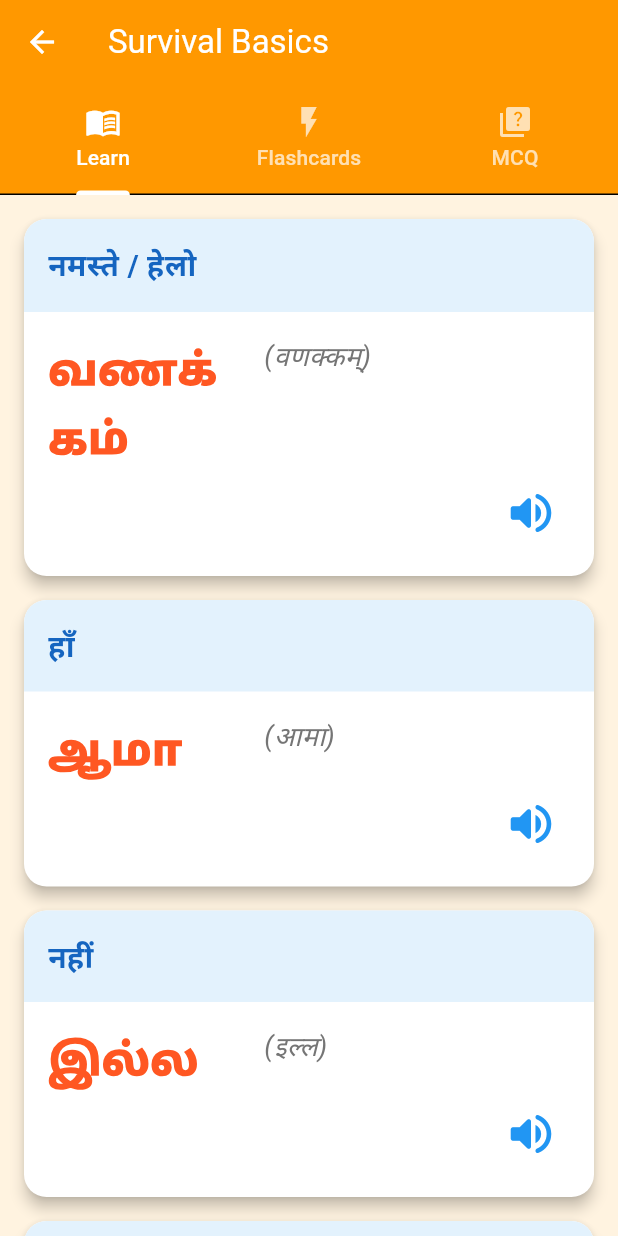
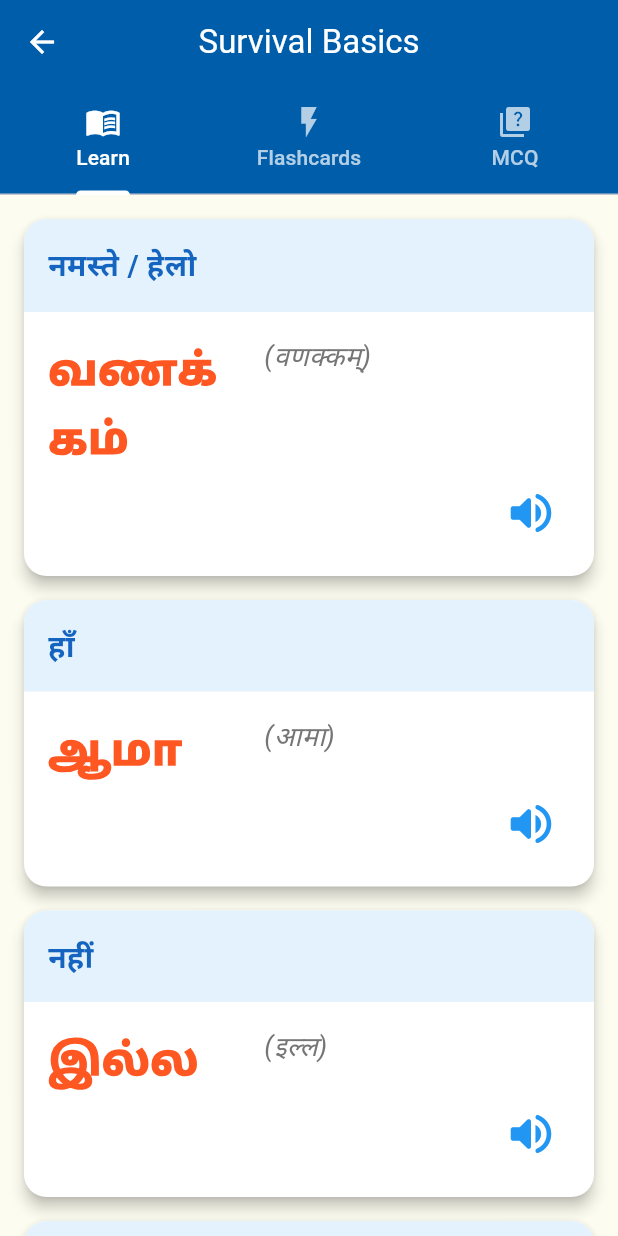
Before and after one commit to pranavm1502/tamil_via_hindi, a Flutter app: the screen it shows after launch, after a tap on "Survival Basics", on a phone screen of 412 x 824 dp. Run offline on Flutter 3.47's test engine with Material 3 defaults, Android fonts, the phone set to English and light mode, and no system bars; our stand-ins replace audioplayers, confetti, flutter_tts, shared_preferences.

```diff
--- a/tamil_setu/lib/main.dart
+++ b/tamil_setu/lib/main.dart
@@ -2,24 +2,24 @@ import 'package:flutter/material.dart';
 import 'package:provider/provider.dart';
 import 'providers/progress_provider.dart';
 import 'providers/theme_provider.dart';
-import 'providers/content_provider.dart'; // 1. Add this import
+import 'providers/content_provider.dart';
 import 'screens/dashboard_screen.dart';
+import 'theme.dart'; // 1. Import your newly created theme file
 
 void main() async {
-  // 1. Ensure Flutter bindings are initialized
+  // Ensure Flutter bindings are initialized for async data loading
   WidgetsFlutterBinding.ensureInitialized();
 
-  // 2. Initialize ALL providers
+  // Initialize providers
   final progressProvider = ProgressProvider();
   final themeProvider = ThemeProvider();
-  final contentProvider = ContentProvider(); // New instance
+  final contentProvider = ContentProvider();
 
-  // 3. Load ALL persistent data before the app starts
+  // Load persistent data (Progress, Themes, and Lesson Content) before the app starts
   await Future.wait([
     progressProvider.loadProgress(),
     themeProvider.initialize(),
-    contentProvider
-        .loadContent(), // Load JSON here to prevent loading spinners later
+    contentProvider.loadContent(),
   ]);
 
   runApp(
@@ -27,8 +27,7 @@ void main() async {
       providers: [
         ChangeNotifierProvider.value(value: progressProvider),
         ChangeNotifierProvider.value(value: themeProvider),
-        ChangeNotifierProvider.value(
-            value: contentProvider), // Register it here
+        ChangeNotifierProvider.value(value: contentProvider),
       ],
       child: const TamilSetuApp(),
     ),
@@ -40,15 +39,22 @@ class TamilSetuApp extends StatelessWidget {
 
   @override
   Widget build(BuildContext context) {
+    // We use a Consumer here to rebuild the app when the user toggles Light/Dark mode
     return Consumer<ThemeProvider>(
       builder: (context, themeProvider, child) {
         return MaterialApp(
           title: 'Tamil Setu',
           debugShowCheckedModeBanner: false,
-          theme: ThemeProvider
-              .lightTheme, // Ensure these getters exist in your ThemeProvider
-          darkTheme: ThemeProvider.darkTheme,
-          themeMode: themeProvider.themeMode,
+
+          // 2. Apply your custom Peacock-inspired light theme
+          theme: PeacockTheme.lightTheme,
+
+          // 3. Apply your custom Peacock-inspired dark theme
+          darkTheme: PeacockTheme.darkTheme,
+
+          // 4. Use the state from your ThemeProvider to decide which theme to show
+          themeMode: themeProvider.isDarkMode ? ThemeMode.dark : ThemeMode.light,
+
           home: const DashboardScreen(),
         );
       },
--- a/tamil_setu/lib/screens/dashboard_screen.dart
+++ b/tamil_setu/lib/screens/dashboard_screen.dart
@@ -38,7 +38,7 @@ class DashboardScreen extends StatelessWidget {
               children: [
                 const Padding(
                   padding: EdgeInsets.fromLTRB(16, 20, 16, 0),
-                  child: PeacockMascot(message: "नमस्ते! आज तमिल सीखते हैं?"),
+                  child: PeacockMascot(message: 'नमस्ते! आज तमिल सीखते हैं?'),
                 ),
                 _ProgressHeader(totalLessons: contentProvider.lessons.length),
                 Expanded(
--- a/tamil_setu/lib/screens/multiple_choice_quiz.dart
+++ b/tamil_setu/lib/screens/multiple_choice_quiz.dart
@@ -111,7 +111,7 @@ class _MultipleChoiceQuizState extends State<MultipleChoiceQuiz> {
             mainAxisSize: MainAxisSize.min,
             children: [
               PeacockMascot(
-                message: percentage >= 80 ? "Quiz Complete! शानदार!" : "Good attempt! और अभ्यास करें!",
+                message: percentage >= 80 ? 'Quiz Complete! शानदार!' : 'Good attempt! और अभ्यास करें!',
                 state: percentage >= 80 ? MascotState.celebrate : MascotState.confused,
               ),
               const SizedBox(height: 20),
--- /dev/null
+++ b/tamil_setu/lib/theme.dart
@@ -0,0 +1,64 @@
+import 'package:flutter/material.dart';
+
+class PeacockTheme {
+  // Peacock-inspired color palette
+  static const Color peacockBlue = Color(0xFF005DAA);
+  static const Color peacockGreen = Color(0xFF00A896);
+  static const Color deepTeal = Color(0xFF028090);
+  static const Color vibrantOrange = Color(0xFFF4A261); // For progress & highlights
+  static const Color softCream = Color(0xFFFDFCF0); // For light mode background
+
+  static ThemeData get lightTheme {
+    return ThemeData(
+      useMaterial3: true,
+      colorScheme: ColorScheme.fromSeed(
+        seedColor: peacockBlue,
+        primary: peacockBlue,
+        secondary: peacockGreen,
+        surface: softCream,
+      ),
+      appBarTheme: const AppBarTheme(
+        backgroundColor: peacockBlue,
+        foregroundColor: Colors.white,
+        centerTitle: true,
+        elevation: 0,
+      ),
+      // FIX: Using 'const' and ensuring standard Material 3 parameters
+      cardTheme: CardTheme(
+        color: Colors.white,
+        elevation: 2,
+        margin: const EdgeInsets.symmetric(vertical: 8, horizontal: 0),
+        shape: RoundedRectangleBorder(borderRadius: BorderRadius.circular(16)),
+      ),
+      filledButtonTheme: FilledButtonThemeData(
+        style: FilledButton.styleFrom(
+          backgroundColor: peacockBlue,
+          foregroundColor: Colors.white,
+          shape: RoundedRectangleBorder(borderRadius: BorderRadius.circular(12)),
+          padding: const EdgeInsets.symmetric(vertical: 16, horizontal: 24),
+        ),
+      ),
+      progressIndicatorTheme: const ProgressIndicatorThemeData(
+        color: vibrantOrange,
+        linearTrackColor: Color(0xFFE0E0E0),
+      ),
+    );
+  }
+
+  static ThemeData get darkTheme {
+    return ThemeData(
+      useMaterial3: true,
+      brightness: Brightness.dark,
+      colorScheme: ColorScheme.fromSeed(
+        brightness: Brightness.dark,
+        seedColor: peacockGreen,
+        primary: peacockGreen,
+        secondary: peacockBlue,
+      ),
+      appBarTheme: const AppBarTheme(
+        backgroundColor: Color(0xFF1A1A1A),
+        foregroundColor: Colors.white,
+      ),
+    );
+  }
+}
--- a/tamil_setu/lib/widgets/peacock_mascot.dart
+++ b/tamil_setu/lib/widgets/peacock_mascot.dart
@@ -6,7 +6,11 @@ class PeacockMascot extends StatelessWidget {
   final String message;
   final MascotState state;
 
-  const PeacockMascot({super.key, required this.message, this.state = MascotState.guide});
+  const PeacockMascot({
+    super.key,
+    required this.message,
+    this.state = MascotState.guide
+  });
 
   @override
   Widget build(BuildContext context) {
@@ -22,25 +26,40 @@ class PeacockMascot extends StatelessWidget {
         assetPath = 'assets/images/peacock_guide.png';
     }
 
-    return Row(
+    // TweenAnimationBuilder handles the "Pop-in" animation automatically
+    return TweenAnimationBuilder<double>(
+      tween: Tween<double>(begin: 0.0, end: 1.0),
+      duration: const Duration(milliseconds: 600),
+      curve: Curves.easeOutBack, // Gives it a little "bounce"
+      builder: (context, value, child) {
+        return Opacity(
+          opacity: value,
+          child: Transform.translate(
+            offset: Offset(0, 20 * (1 - value)), // Slides up by 20 pixels
+            child: child,
+          ),
+        );
+      },
+      child: Row(
         mainAxisSize: MainAxisSize.min,
         crossAxisAlignment: CrossAxisAlignment.end,
         children: [
+          // Dynamic Speech Bubble
           Flexible(
             child: Container(
-            padding: const EdgeInsets.symmetric(horizontal: 16, vertical: 10),
+              padding: const EdgeInsets.symmetric(horizontal: 16, vertical: 12),
               decoration: BoxDecoration(
                 color: Theme.of(context).cardColor,
                 borderRadius: const BorderRadius.only(
-                topLeft: Radius.circular(15),
-                topRight: Radius.circular(15),
-                bottomLeft: Radius.circular(15),
+                  topLeft: Radius.circular(18),
+                  topRight: Radius.circular(18),
+                  bottomLeft: Radius.circular(18),
                 ),
                 boxShadow: [
                   BoxShadow(
                     color: Colors.black.withAlpha(20),
-                  blurRadius: 5,
-                  offset: const Offset(0, 2),
+                    blurRadius: 8,
+                    offset: const Offset(0, 3),
                   )
                 ],
               ),
@@ -48,19 +67,22 @@ class PeacockMascot extends StatelessWidget {
                 message,
                 style: const TextStyle(
                   fontWeight: FontWeight.bold,
-                fontSize: 14,
+                  fontSize: 15,
                 ),
               ),
             ),
           ),
           const SizedBox(width: 8),
+          // Mascot Image
           Image.asset(
             assetPath,
-          height: 80,
+            height: 90,
+            // Fallback icon if the image fails to load
             errorBuilder: (context, error, stackTrace) =>
-            const Icon(Icons.stars, size: 50, color: Colors.orange),
+              const Icon(Icons.star, size: 50, color: Colors.orange),
           ),
         ],
+      ),
     );
   }
 }
```
Also changed, not shown: tamil_setu/lib/screens/quiz_view.dart (+115 -15 lines), tamil_setu/pubspec.yaml (+9 -0 lines), tamil_setu/assets/images/app_icon.png (added), tamil_setu/assets/images/app_icon_foreground.png (added), tamil_setu/pubspec.lock, 35 other files. Lines whose indentation alone changed are shown as unchanged.
